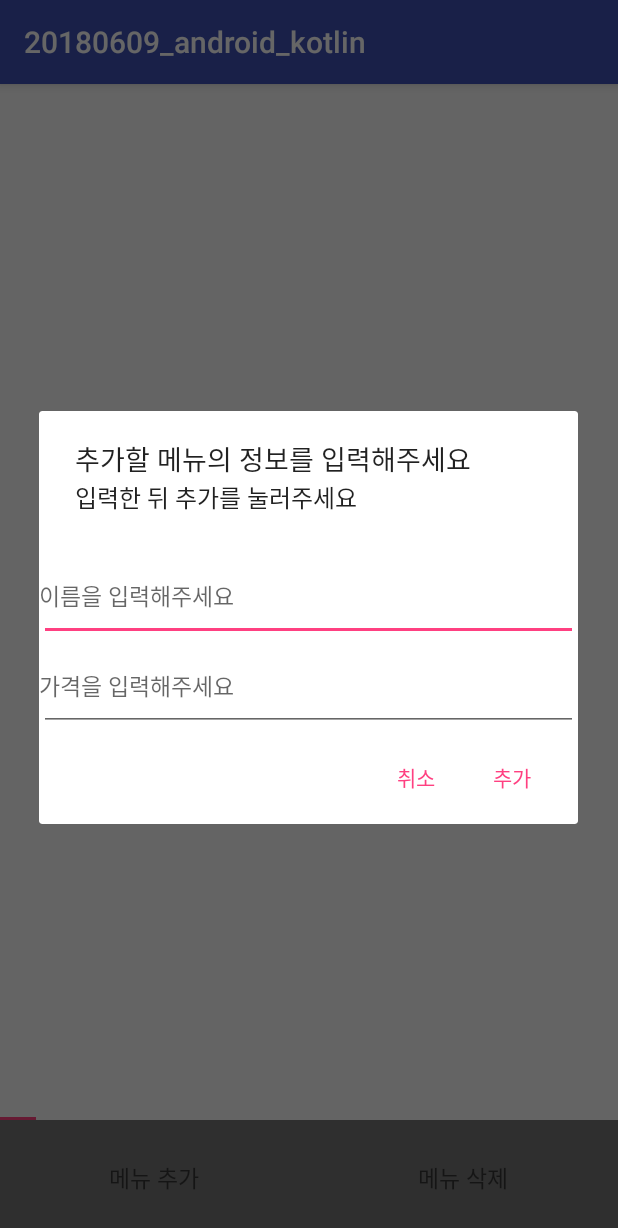
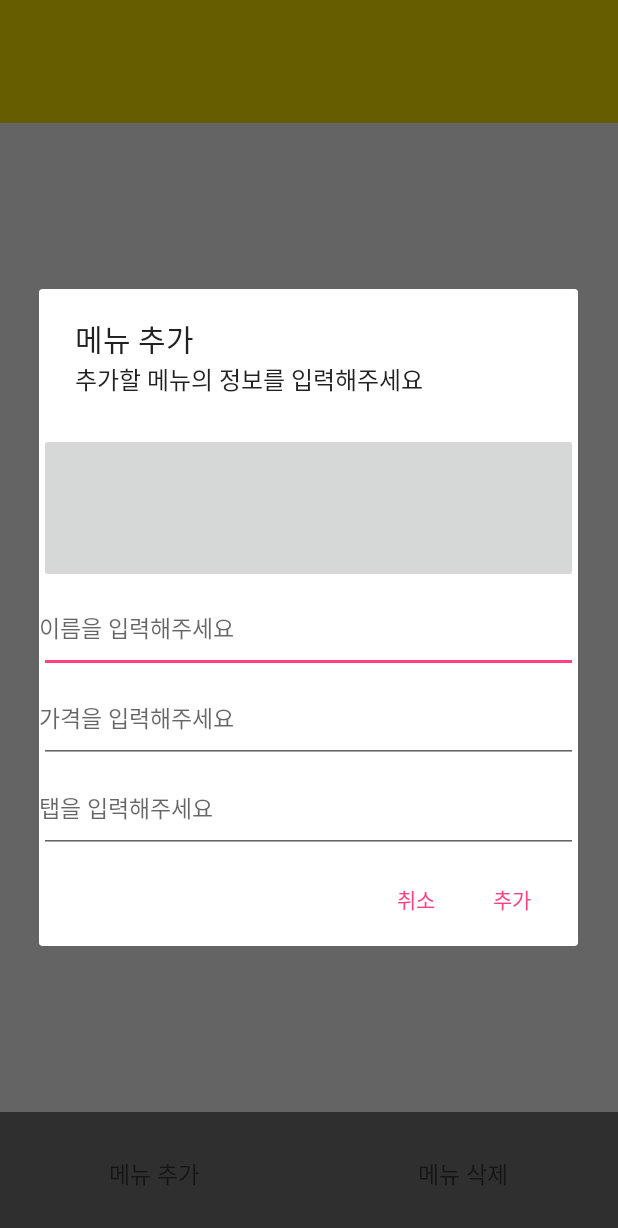
Before and after one commit to skm0416/Works-From-2017, an Android app: the server_menu_list screen opened directly, with no data from a screen before it, after a tap on "메뉴 추가", on a phone screen of 412 x 824 dp. Shown: the top 1228 px of the screen. Run offline under Robolectric (Android 15) with nearby library versions, the phone set to English and light mode, and no system bars.

Commit message:
dynamic tab-layout menu list

```diff
--- a/20180609_android_kotlin/app/src/main/AndroidManifest.xml
+++ b/20180609_android_kotlin/app/src/main/AndroidManifest.xml
@@ -2,6 +2,7 @@
 <manifest xmlns:android="http://schemas.android.com/apk/res/android"
     package="com.example.master.a20180609_android_kotlin">
 
+    <uses-permission android:name="android.permission.READ_EXTERNAL_STORAGE"/>
     <application
         android:allowBackup="true"
         android:icon="@mipmap/ic_launcher"
--- a/20180609_android_kotlin/app/src/main/java/com/example/master/a20180609_android_kotlin/DatabaseHelper.kt
+++ b/20180609_android_kotlin/app/src/main/java/com/example/master/a20180609_android_kotlin/DatabaseHelper.kt
@@ -5,12 +5,13 @@ import android.content.Context
 import android.database.sqlite.SQLiteDatabase
 import android.database.sqlite.SQLiteOpenHelper
 import android.database.sqlite.SQLiteQueryBuilder
+import android.media.Image
 
 class DatabaseHelper (context: Context) : SQLiteOpenHelper(context, DBName, null, DBversion) {
 
     companion object {
         val DBName = "MenuDB"
-        val DBversion = 1
+        val DBversion = 2
 
         val TableName = "MenuTable"
         val PrimaryKey = "RowId"
@@ -18,6 +19,7 @@ class DatabaseHelper (context: Context) : SQLiteOpenHelper(context, DBName, null
         val FirstColumn = "TabName"
         val SecondColumn = "MenuName"
         val ThirdColumn = "Price"
+        val FourthColumn = "Image"
     }
 
     var context: Context = context
@@ -25,7 +27,7 @@ class DatabaseHelper (context: Context) : SQLiteOpenHelper(context, DBName, null
 
     override fun onCreate(DB: SQLiteDatabase?) {
         var CREATE_TABLE_SQL : String = "CREATE TABLE IF NOT EXISTS " + TableName + " " +
-                "(" + PrimaryKey + " INTEGER PRIMARY KEY," + FirstColumn + " TEXT," + SecondColumn + " TEXT," + ThirdColumn + " INTEGER);"
+                "(" + PrimaryKey + " INTEGER PRIMARY KEY," + FirstColumn + " TEXT," + SecondColumn + " TEXT," + ThirdColumn + " INTEGER," + FourthColumn + " BLOB);"
         DB!!.execSQL(CREATE_TABLE_SQL)
     }
 
@@ -71,15 +73,36 @@ class DatabaseHelper (context: Context) : SQLiteOpenHelper(context, DBName, null
         }
     }
 
-    fun FetchMenu(): ArrayList<MenuData> {
+    fun FetchTabName(): ArrayList<String>{
+        var arraylist = ArrayList<String>()
+
+        val sqb = SQLiteQueryBuilder()
+        sqb.tables = TableName
+        sqb.setDistinct(true)
+        val cols = arrayOf("TabName")
+
+        val cur = sqb.query(sqlObj, cols, null, null, null, null, "TabName")
+
+        if (cur.moveToFirst()) {
+            do {
+                val TabName = cur.getString(cur.getColumnIndex("TabName"))
+                arraylist.add(TabName)
+            } while (cur.moveToNext())
+        }
+
+        return arraylist
+    }
+
+    fun FetchMenu(TabName : String): ArrayList<MenuData> {
 
         var arraylist = ArrayList<MenuData>()
 
         val sqb = SQLiteQueryBuilder()
         sqb.tables = TableName
-        val cols = arrayOf("RowId", "TabName", "MenuName", "Price")
+        val cols = arrayOf("RowId", "TabName", "MenuName", "Price", "Image")
+        val SelArg = arrayOf(TabName)
 
-        val cur = sqb.query(sqlObj, cols, null, null, null, null, "TabName")
+        val cur = sqb.query(sqlObj, cols, "TabName like ?", SelArg, null, null, "TabName")
 
         if (cur.moveToFirst()) {
             do {
@@ -87,8 +110,12 @@ class DatabaseHelper (context: Context) : SQLiteOpenHelper(context, DBName, null
                 val TabName = cur.getString(cur.getColumnIndex("TabName"))
                 val MenuName = cur.getString(cur.getColumnIndex("MenuName"))
                 val Price = cur.getInt(cur.getColumnIndex("Price"))
+                val Image = cur.getBlob(cur.getColumnIndex("Image"))
 
                 val temp:MenuData = MenuData(TabName,MenuName,Price)
+                if(Image != null) {
+                    temp.Image = Image
+                }
                 temp.RowId = RowId
                 arraylist.add(temp)
 
--- a/20180609_android_kotlin/app/src/main/java/com/example/master/a20180609_android_kotlin/MenuData.kt
+++ b/20180609_android_kotlin/app/src/main/java/com/example/master/a20180609_android_kotlin/MenuData.kt
@@ -1,9 +1,7 @@
 package com.example.master.a20180609_android_kotlin
-import android.graphics.drawable.Drawable
+import android.graphics.Bitmap
 
 data class MenuData(var TabName:String, var MenuName: String, var Price: Int) {
     var RowId: Int ?= null
-    var TabId: Int ?= null
-    var image: Drawable ?= null
-    var comment: String ?= null
+    var Image: ByteArray ?= null
 }
--- a/20180609_android_kotlin/app/src/main/java/com/example/master/a20180609_android_kotlin/MenuHolder.kt
+++ b/20180609_android_kotlin/app/src/main/java/com/example/master/a20180609_android_kotlin/MenuHolder.kt
@@ -1,5 +1,6 @@
 package com.example.master.a20180609_android_kotlin
 
+import android.graphics.BitmapFactory
 import android.support.v7.widget.RecyclerView
 import android.view.View
 import android.widget.ImageView
@@ -11,7 +12,10 @@ class MenuHolder(itemView: View) : RecyclerView.ViewHolder(itemView) {
     private val MenuPrice: TextView = itemView.findViewById(R.id.MenuPrice)
 
     fun updateMenu(Menu : MenuData) {
-        MenuImage.setImageDrawable(Menu.image)
+        if(Menu.Image != null){
+            var image = BitmapFactory.decodeByteArray(Menu.Image,0,Menu.Image!!.size)
+            MenuImage.setImageBitmap(image)
+        }
         MenuName.text = Menu.MenuName
         MenuPrice.text = Menu.Price.toString()
     }
--- a/20180609_android_kotlin/app/src/main/java/com/example/master/a20180609_android_kotlin/MenuListFragment.kt
+++ b/20180609_android_kotlin/app/src/main/java/com/example/master/a20180609_android_kotlin/MenuListFragment.kt
@@ -12,9 +12,10 @@ import android.view.ViewGroup
 import android.widget.Toast
 
 @SuppressLint("ValidFragment")
-class MenuListFragment(passedContext: Context) : Fragment(){
+class MenuListFragment(passedContext: Context,TabName: String) : Fragment(){
 
     val passThroughContext : Context = passedContext
+    val passName = TabName
 
 
     override fun onCreateView(inflater: LayoutInflater, container: ViewGroup?, savedInstanceState: Bundle?): View? {
@@ -23,7 +24,7 @@ class MenuListFragment(passedContext: Context) : Fragment(){
 
         val DB = DatabaseHelper(passThroughContext)
 
-        val MenuList = DB.FetchMenu()
+        val MenuList = DB.FetchMenu(passName)
 
         if(MenuList.size>0) {
 
@@ -39,8 +40,8 @@ class MenuListFragment(passedContext: Context) : Fragment(){
         return rootView
     }
     companion object {
-        fun newInstance(context: Context): MenuListFragment {
-            return MenuListFragment(context)
+        fun newInstance(context: Context, TabName : String): MenuListFragment {
+            return MenuListFragment(context,TabName)
         }
     }
 
--- a/20180609_android_kotlin/app/src/main/java/com/example/master/a20180609_android_kotlin/PageAdapter.kt
+++ b/20180609_android_kotlin/app/src/main/java/com/example/master/a20180609_android_kotlin/PageAdapter.kt
@@ -3,23 +3,29 @@ package com.example.master.a20180609_android_kotlin
 import android.content.Context
 import android.support.v4.app.Fragment
 import android.support.v4.app.FragmentManager
-import android.support.v4.app.FragmentPagerAdapter
+import android.support.v4.app.FragmentStatePagerAdapter
+import android.support.v4.view.PagerAdapter
 
-class PageAdapter(fm: FragmentManager, private val context: Context) : FragmentPagerAdapter(fm) {
+class PageAdapter(fm: FragmentManager, private val context: Context) : FragmentStatePagerAdapter(fm) {
+
+    val DB = DatabaseHelper(context)
+    var tabNameArray = DB.FetchTabName()
+
+    override fun getItemPosition(`object`: Any): Int {
+        return PagerAdapter.POSITION_NONE
+    }
 
     override fun getItem(TabId : Int): Fragment {
-        return MenuListFragment.newInstance(context)
+        return MenuListFragment.newInstance(context,tabNameArray.get(TabId))
     }
 
     override fun getCount(): Int {
-        // Show 5 total pages.
-        return 5
+        tabNameArray = DB.FetchTabName()
+        return tabNameArray.size
     }
 
     override fun getPageTitle(position: Int): CharSequence? {
-        // return null to show no title.
-        return null
-
+        return tabNameArray.get(position)
     }
 
 }
--- a/20180609_android_kotlin/app/src/main/java/com/example/master/a20180609_android_kotlin/server_menu_list.kt
+++ b/20180609_android_kotlin/app/src/main/java/com/example/master/a20180609_android_kotlin/server_menu_list.kt
@@ -7,13 +7,26 @@ import android.os.Bundle
 import android.support.design.widget.TabLayout
 import android.support.v4.view.ViewPager
 import android.view.View
-import android.widget.EditText
-import android.widget.TextView
-import android.widget.Toast
+import android.content.Intent
+import android.provider.MediaStore
+import android.graphics.Bitmap
+import android.app.Activity
+import android.content.Context
+import android.graphics.BitmapFactory
+import android.graphics.drawable.BitmapDrawable
+import android.widget.*
+import java.io.ByteArrayOutputStream
+import java.io.FileNotFoundException
+import java.io.IOException
+
+
+val GET_FROM_GALLERY : Int = 1
+
 
 class server_menu_list : AppCompatActivity() {
     private var mSectionsPagerAdapter: PageAdapter? = null
     private var mViewPager: ViewPager? = null
+    private var ImageTarget: ImageButton? = null
 
     override fun onCreate(savedInstanceState: Bundle?) {
         super.onCreate(savedInstanceState)
@@ -39,37 +52,76 @@ class server_menu_list : AppCompatActivity() {
         val insertMenu = findViewById<TextView>(R.id.insert_menu)
 
         insertMenu.setOnClickListener{
-            //Toast.makeText(this,"현재 길이 :"+MenuList.Length(),Toast.LENGTH_LONG).show()
             val alert = AlertDialog.Builder(this)
-            alert.setTitle("추가할 메뉴의 정보를 입력해주세요")
-            alert.setMessage("입력한 뒤 추가를 눌러주세요")
+            alert.setTitle("메뉴 추가")
+            alert.setMessage("추가할 메뉴의 정보를 입력해주세요")
             val dialogView = layoutInflater.inflate(R.layout.dialog_insert_menu, null)
             val menu_name = dialogView.findViewById<EditText>(R.id.input_menu_name)
             val price = dialogView.findViewById<EditText>(R.id.input_menu_price)
+            val tab_name = dialogView.findViewById<EditText>(R.id.input_tab_name)
+            val image = dialogView.findViewById<ImageButton>(R.id.input_image)
+            image.setOnClickListener {
+                startActivityForResult(Intent(Intent.ACTION_PICK, android.provider.MediaStore.Images.Media.INTERNAL_CONTENT_URI),GET_FROM_GALLERY)
+            }
+            ImageTarget = image
+
+            if(tabLayout.tabCount>0)
+                tab_name.setText(mSectionsPagerAdapter!!.getPageTitle(tabLayout.selectedTabPosition))
             alert.setView(dialogView)
 
             alert.setPositiveButton("추가") { dialog, whichButton ->
                 val DB = DatabaseHelper(this)
                 var values = ContentValues()
-                values.put("TabName", "기본탭")
+
+                val drawable = image.drawable as BitmapDrawable?
+                if(drawable != null){
+                    val bitmap = drawable.bitmap
+                    val stream = ByteArrayOutputStream()
+                    bitmap.compress(Bitmap.CompressFormat.PNG, 100, stream)
+                    val image = stream.toByteArray()
+                    values.put("Image",image)
+                }
+
+                values.put("TabName", tab_name.text.toString())
                 values.put("MenuName", menu_name.text.toString())
-                values.put("Price", price.text.toString().toInt())
+                if(price.text.toString().isNotEmpty())
+                    values.put("Price", price.text.toString().toInt())
                 var response = DB.InsertMenu(values)
                 if(response=="ok") {
 
                     Toast.makeText(this, "메뉴추가 성공", Toast.LENGTH_SHORT).show()
-
+                    mSectionsPagerAdapter!!.notifyDataSetChanged()
                 }else{
                     Toast.makeText(this, "메뉴추가 실패",
                             Toast.LENGTH_SHORT).show()
                 }
             }
             alert.setNegativeButton("취소") { dialog, whichButton ->
-                val DB = DatabaseHelper(this)
-                var response = DB.RemoveAll()
-                Toast.makeText(this, response.toString() + "개의 메뉴를 삭제했습니다", Toast.LENGTH_SHORT).show()
             }
             alert.show()
         }
+
+
+
+        val removeMenu = findViewById<TextView>(R.id.remove_menu)
+
+        removeMenu.setOnClickListener{
+            val DB = DatabaseHelper(this)
+            var response = DB.RemoveAll()
+            mSectionsPagerAdapter!!.notifyDataSetChanged()
+            Toast.makeText(this, response.toString() + "개의 메뉴를 삭제했습니다", Toast.LENGTH_SHORT).show()
+        }
     }
+
+    override fun onActivityResult(requestCode: Int, resultCode: Int, data: Intent?) {
+        super.onActivityResult(requestCode, resultCode, data)
+        //Detects request codes
+        if (requestCode == GET_FROM_GALLERY && resultCode == Activity.RESULT_OK) {
+            val selectedImage = data!!.data
+            val bitmap = MediaStore.Images.Media.getBitmap(this.contentResolver, selectedImage)
+            ImageTarget!!.setImageBitmap(bitmap)
+        }
+    }
+
+
 }
--- a/20180609_android_kotlin/app/src/main/res/layout/activity_server_menu_list.xml
+++ b/20180609_android_kotlin/app/src/main/res/layout/activity_server_menu_list.xml
@@ -11,8 +11,12 @@
         android:layout_height="match_parent"
         android:orientation="vertical">
         <android.support.design.widget.TabLayout
-            android:id="@+id/tab_layout"
+            android:id="@+id/server_menu_list_tabs"
+            app:tabIndicatorColor="@color/blue"
+            app:tabSelectedTextColor="@color/white"
+            app:tabTextColor="@color/black"
             android:layout_width="match_parent"
+            android:background="@color/yellow"
             android:layout_height="0dp"
             android:layout_weight="0.1">
         </android.support.design.widget.TabLayout>
@@ -20,7 +24,7 @@
         <LinearLayout
             android:layout_width="match_parent"
             android:layout_height="0dp"
-            android:layout_weight="0.4">
+            android:layout_weight="0.8">
 
             <android.support.v4.view.ViewPager
                 android:id="@+id/server_menu_list_container"
@@ -29,17 +33,6 @@
 
             </android.support.v4.view.ViewPager>
         </LinearLayout>
-        <LinearLayout
-        android:layout_width="match_parent"
-        android:layout_height="0dp"
-        android:layout_weight="0.4">
-
-        <android.support.design.widget.TabLayout
-            android:id="@+id/server_menu_list_tabs"
-            android:layout_width="wrap_content"
-            android:layout_height="match_parent">
-        </android.support.design.widget.TabLayout>
-    </LinearLayout>
         <LinearLayout
             android:layout_width="match_parent"
             android:layout_height="0dp"
--- a/20180609_android_kotlin/app/src/main/res/layout/dialog_insert_menu.xml
+++ b/20180609_android_kotlin/app/src/main/res/layout/dialog_insert_menu.xml
@@ -9,11 +9,18 @@
         android:orientation="vertical"
         android:layout_height="wrap_content">
 
+        <ImageButton
+            android:id="@+id/input_image"
+            android:layout_width="match_parent"
+            android:scaleType="centerInside"
+            android:layout_height="100dp" />
         <EditText
             android:padding="0dp"
             android:layout_width="match_parent"
             android:hint="이름을 입력해주세요"
             android:id="@+id/input_menu_name"
+            android:maxLines="1"
+            android:inputType="text"
             android:textSize="15sp"
             android:maxLength="50"
             android:layout_height="60dp" />
@@ -26,8 +33,16 @@
             android:inputType="numberDecimal"
             android:textSize="15sp"
             android:layout_height="60dp" />
-
-
+        <EditText
+            android:padding="0dp"
+            android:layout_width="match_parent"
+            android:hint="탭을 입력해주세요"
+            android:id="@+id/input_tab_name"
+            android:maxLines="1"
+            android:inputType="text"
+            android:textSize="15sp"
+            android:maxLength="20"
+            android:layout_height="60dp" />
 
     </LinearLayout>
 
--- a/20180609_android_kotlin/app/src/main/res/layout/menu_fragment.xml
+++ b/20180609_android_kotlin/app/src/main/res/layout/menu_fragment.xml
@@ -8,6 +8,7 @@
         android:id="@+id/MenuRecyclerView"
         android:layout_width="match_parent"
         android:layout_height="match_parent"
+        android:orientation="vertical"
         tools:listitem="@layout/menu_item">
     </android.support.v7.widget.RecyclerView>
 
--- a/20180609_android_kotlin/app/src/main/res/values/styles.xml
+++ b/20180609_android_kotlin/app/src/main/res/values/styles.xml
@@ -6,6 +6,9 @@
         <item name="colorPrimary">@color/colorPrimary</item>
         <item name="colorPrimaryDark">@color/colorPrimaryDark</item>
         <item name="colorAccent">@color/colorAccent</item>
+        <!-- No Title Bar-->
+        <item name="windowActionBar">false</item>
+        <item name="windowNoTitle">true</item>
     </style>
 
 </resources>
```
Also changed, not shown: 20180609_android_kotlin/app/src/main/res/layout/menu_item.xml (+9 -8 lines).
